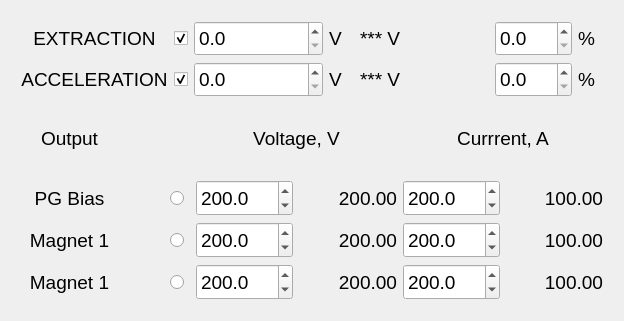
Above: Magnets_UI.ui from smertouh/1_MeV_UI_additional before the change. Below: the same form after it.
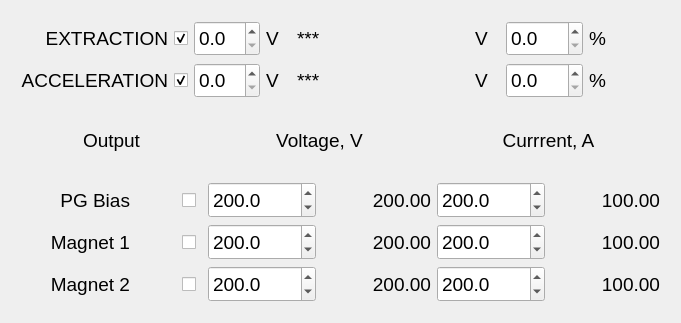
That is the form after the change. Icons and pictures are not drawn.

What changed in the file:
```diff
--- a/Magnets_UI.ui
+++ b/Magnets_UI.ui
@@ -6,8 +6,8 @@
    <rect>
     <x>0</x>
     <y>0</y>
-    <width>624</width>
-    <height>321</height>
+    <width>681</width>
+    <height>323</height>
    </rect>
   </property>
   <property name="sizePolicy">
@@ -18,14 +18,14 @@
   </property>
   <property name="minimumSize">
    <size>
-    <width>624</width>
-    <height>321</height>
+    <width>0</width>
+    <height>0</height>
    </size>
   </property>
   <property name="maximumSize">
    <size>
-    <width>624</width>
-    <height>321</height>
+    <width>16777215</width>
+    <height>16777215</height>
    </size>
   </property>
   <property name="font">
@@ -53,13 +53,173 @@
       <property name="rightMargin">
        <number>12</number>
       </property>
+      <item row="1" column="5">
+       <widget class="QLabel" name="label_39">
+        <property name="sizePolicy">
+         <sizepolicy hsizetype="Fixed" vsizetype="Fixed">
+          <horstretch>0</horstretch>
+          <verstretch>0</verstretch>
+         </sizepolicy>
+        </property>
+        <property name="minimumSize">
+         <size>
+          <width>25</width>
+          <height>35</height>
+         </size>
+        </property>
+        <property name="maximumSize">
+         <size>
+          <width>25</width>
+          <height>35</height>
+         </size>
+        </property>
+        <property name="font">
+         <font>
+          <pointsize>14</pointsize>
+         </font>
+        </property>
+        <property name="text">
+         <string>V</string>
+        </property>
+       </widget>
+      </item>
+      <item row="0" column="4">
+       <widget class="QLabel" name="label_34">
+        <property name="sizePolicy">
+         <sizepolicy hsizetype="Preferred" vsizetype="Fixed">
+          <horstretch>0</horstretch>
+          <verstretch>0</verstretch>
+         </sizepolicy>
+        </property>
+        <property name="minimumSize">
+         <size>
+          <width>0</width>
+          <height>35</height>
+         </size>
+        </property>
+        <property name="maximumSize">
+         <size>
+          <width>16777215</width>
+          <height>35</height>
+         </size>
+        </property>
+        <property name="font">
+         <font>
+          <pointsize>14</pointsize>
+         </font>
+        </property>
+        <property name="text">
+         <string>***</string>
+        </property>
+       </widget>
+      </item>
+      <item row="1" column="4">
+       <widget class="QLabel" name="label_36">
+        <property name="sizePolicy">
+         <sizepolicy hsizetype="Preferred" vsizetype="Fixed">
+          <horstretch>0</horstretch>
+          <verstretch>0</verstretch>
+         </sizepolicy>
+        </property>
+        <property name="minimumSize">
+         <size>
+          <width>0</width>
+          <height>35</height>
+         </size>
+        </property>
+        <property name="maximumSize">
+         <size>
+          <width>16777215</width>
+          <height>35</height>
+         </size>
+        </property>
+        <property name="font">
+         <font>
+          <pointsize>14</pointsize>
+         </font>
+        </property>
+        <property name="text">
+         <string>***</string>
+        </property>
+       </widget>
+      </item>
+      <item row="1" column="0">
+       <widget class="QLabel" name="label_22">
+        <property name="sizePolicy">
+         <sizepolicy hsizetype="Maximum" vsizetype="Fixed">
+          <horstretch>0</horstretch>
+          <verstretch>0</verstretch>
+         </sizepolicy>
+        </property>
+        <property name="minimumSize">
+         <size>
+          <width>0</width>
+          <height>35</height>
+         </size>
+        </property>
+        <property name="maximumSize">
+         <size>
+          <width>16777215</width>
+          <height>35</height>
+         </size>
+        </property>
+        <property name="font">
+         <font>
+          <pointsize>14</pointsize>
+          <weight>50</weight>
+          <bold>false</bold>
+         </font>
+        </property>
+        <property name="text">
+         <string>ACCELERATION</string>
+        </property>
+        <property name="alignment">
+         <set>Qt::AlignRight|Qt::AlignTrailing|Qt::AlignVCenter</set>
+        </property>
+       </widget>
+      </item>
+      <item row="0" column="0">
+       <widget class="QLabel" name="label_21">
+        <property name="sizePolicy">
+         <sizepolicy hsizetype="Minimum" vsizetype="Fixed">
+          <horstretch>0</horstretch>
+          <verstretch>0</verstretch>
+         </sizepolicy>
+        </property>
+        <property name="minimumSize">
+         <size>
+          <width>0</width>
+          <height>35</height>
+         </size>
+        </property>
+        <property name="maximumSize">
+         <size>
+          <width>16777215</width>
+          <height>35</height>
+         </size>
+        </property>
+        <property name="font">
+         <font>
+          <pointsize>14</pointsize>
+          <weight>50</weight>
+          <bold>false</bold>
+         </font>
+        </property>
+        <property name="text">
+         <string>EXTRACTION</string>
+        </property>
+        <property name="alignment">
+         <set>Qt::AlignRight|Qt::AlignTrailing|Qt::AlignVCenter</set>
+        </property>
+       </widget>
+      </item>
       <item row="0" column="2">
        <widget class="QDoubleSpinBox" name="doubleSpinBox_5">
         <property name="enabled">
          <bool>true</bool>
         </property>
         <property name="sizePolicy">
-         <sizepolicy hsizetype="Minimum" vsizetype="Fixed">
+         <sizepolicy hsizetype="Maximum" vsizetype="Fixed">
           <horstretch>0</horstretch>
           <verstretch>0</verstretch>
          </sizepolicy>
@@ -104,7 +264,7 @@
         </property>
        </widget>
       </item>
-      <item row="1" column="6">
+      <item row="1" column="7">
        <widget class="QLabel" name="label_37">
         <property name="sizePolicy">
          <sizepolicy hsizetype="Fixed" vsizetype="Fixed">
@@ -134,160 +294,28 @@
         </property>
        </widget>
       </item>
-      <item row="1" column="4">
-       <widget class="QLabel" name="label_36">
-        <property name="sizePolicy">
-         <sizepolicy hsizetype="Preferred" vsizetype="Fixed">
-          <horstretch>0</horstretch>
-          <verstretch>0</verstretch>
-         </sizepolicy>
-        </property>
-        <property name="minimumSize">
-         <size>
-          <width>0</width>
-          <height>35</height>
-         </size>
-        </property>
-        <property name="maximumSize">
-         <size>
-          <width>16777215</width>
-          <height>35</height>
-         </size>
-        </property>
-        <property name="font">
-         <font>
-          <pointsize>14</pointsize>
-         </font>
-        </property>
-        <property name="text">
-         <string>*** V</string>
-        </property>
-       </widget>
-      </item>
-      <item row="1" column="5">
-       <widget class="QDoubleSpinBox" name="doubleSpinBox_10">
+      <item row="0" column="1">
+       <widget class="QCheckBox" name="checkBox_2">
         <property name="sizePolicy">
          <sizepolicy hsizetype="Maximum" vsizetype="Fixed">
           <horstretch>0</horstretch>
           <verstretch>0</verstretch>
          </sizepolicy>
         </property>
-        <property name="minimumSize">
-         <size>
-          <width>0</width>
-          <height>35</height>
-         </size>
-        </property>
-        <property name="maximumSize">
-         <size>
-          <width>16777215</width>
-          <height>35</height>
-         </size>
-        </property>
         <property name="font">
          <font>
           <pointsize>14</pointsize>
          </font>
         </property>
-        <property name="keyboardTracking">
-         <bool>false</bool>
-        </property>
-        <property name="decimals">
-         <number>1</number>
-        </property>
-       </widget>
-      </item>
-      <item row="0" column="3">
-       <widget class="QLabel" name="label_19">
-        <property name="sizePolicy">
-         <sizepolicy hsizetype="Fixed" vsizetype="Fixed">
-          <horstretch>0</horstretch>
-          <verstretch>0</verstretch>
-         </sizepolicy>
-        </property>
-        <property name="minimumSize">
-         <size>
-          <width>25</width>
-          <height>35</height>
-         </size>
-        </property>
-        <property name="maximumSize">
-         <size>
-          <width>25</width>
-          <height>35</height>
-         </size>
-        </property>
-        <property name="font">
-         <font>
-          <pointsize>14</pointsize>
-         </font>
-        </property>
         <property name="text">
-         <string>V</string>
+         <string/>
         </property>
-       </widget>
-      </item>
-      <item row="0" column="4">
-       <widget class="QLabel" name="label_34">
-        <property name="sizePolicy">
-         <sizepolicy hsizetype="Preferred" vsizetype="Fixed">
-          <horstretch>0</horstretch>
-          <verstretch>0</verstretch>
-         </sizepolicy>
-        </property>
-        <property name="minimumSize">
-         <size>
-          <width>0</width>
-          <height>35</height>
-         </size>
-        </property>
-        <property name="maximumSize">
-         <size>
-          <width>16777215</width>
-          <height>35</height>
-         </size>
-        </property>
-        <property name="font">
-         <font>
-          <pointsize>14</pointsize>
-         </font>
-        </property>
-        <property name="text">
-         <string>*** V</string>
+        <property name="checked">
+         <bool>true</bool>
         </property>
        </widget>
       </item>
       <item row="0" column="6">
-       <widget class="QLabel" name="label_35">
-        <property name="sizePolicy">
-         <sizepolicy hsizetype="Fixed" vsizetype="Fixed">
-          <horstretch>0</horstretch>
-          <verstretch>0</verstretch>
-         </sizepolicy>
-        </property>
-        <property name="minimumSize">
-         <size>
-          <width>25</width>
-          <height>35</height>
-         </size>
-        </property>
-        <property name="maximumSize">
-         <size>
-          <width>25</width>
-          <height>35</height>
-         </size>
-        </property>
-        <property name="font">
-         <font>
-          <pointsize>14</pointsize>
-         </font>
-        </property>
-        <property name="text">
-         <string>%</string>
-        </property>
-       </widget>
-      </item>
-      <item row="0" column="5">
        <widget class="QDoubleSpinBox" name="doubleSpinBox_8">
         <property name="sizePolicy">
          <sizepolicy hsizetype="Maximum" vsizetype="Fixed">
@@ -320,13 +348,76 @@
         </property>
        </widget>
       </item>
+      <item row="1" column="6">
+       <widget class="QDoubleSpinBox" name="doubleSpinBox_10">
+        <property name="sizePolicy">
+         <sizepolicy hsizetype="Maximum" vsizetype="Fixed">
+          <horstretch>0</horstretch>
+          <verstretch>0</verstretch>
+         </sizepolicy>
+        </property>
+        <property name="minimumSize">
+         <size>
+          <width>0</width>
+          <height>35</height>
+         </size>
+        </property>
+        <property name="maximumSize">
+         <size>
+          <width>16777215</width>
+          <height>35</height>
+         </size>
+        </property>
+        <property name="font">
+         <font>
+          <pointsize>14</pointsize>
+         </font>
+        </property>
+        <property name="keyboardTracking">
+         <bool>false</bool>
+        </property>
+        <property name="decimals">
+         <number>1</number>
+        </property>
+       </widget>
+      </item>
+      <item row="0" column="7">
+       <widget class="QLabel" name="label_35">
+        <property name="sizePolicy">
+         <sizepolicy hsizetype="Fixed" vsizetype="Fixed">
+          <horstretch>0</horstretch>
+          <verstretch>0</verstretch>
+         </sizepolicy>
+        </property>
+        <property name="minimumSize">
+         <size>
+          <width>25</width>
+          <height>35</height>
+         </size>
+        </property>
+        <property name="maximumSize">
+         <size>
+          <width>25</width>
+          <height>35</height>
+         </size>
+        </property>
+        <property name="font">
+         <font>
+          <pointsize>14</pointsize>
+         </font>
+        </property>
+        <property name="text">
+         <string>%</string>
+        </property>
+       </widget>
+      </item>
       <item row="1" column="2">
        <widget class="QDoubleSpinBox" name="doubleSpinBox_9">
         <property name="enabled">
          <bool>true</bool>
         </property>
         <property name="sizePolicy">
-         <sizepolicy hsizetype="Minimum" vsizetype="Fixed">
+         <sizepolicy hsizetype="Maximum" vsizetype="Fixed">
           <horstretch>0</horstretch>
           <verstretch>0</verstretch>
          </sizepolicy>
@@ -371,27 +462,6 @@
         </property>
        </widget>
       </item>
-      <item row="0" column="1">
-       <widget class="QCheckBox" name="checkBox_2">
-        <property name="sizePolicy">
-         <sizepolicy hsizetype="Maximum" vsizetype="Fixed">
-          <horstretch>0</horstretch>
-          <verstretch>0</verstretch>
-         </sizepolicy>
-        </property>
-        <property name="font">
-         <font>
-          <pointsize>14</pointsize>
-         </font>
-        </property>
-        <property name="text">
-         <string/>
-        </property>
-        <property name="checked">
-         <bool>true</bool>
-        </property>
-       </widget>
-      </item>
       <item row="1" column="3">
        <widget class="QLabel" name="label_23">
         <property name="sizePolicy">
@@ -422,38 +492,33 @@
         </property>
        </widget>
       </item>
-      <item row="1" column="0">
-       <widget class="QLabel" name="label_22">
+      <item row="0" column="3">
+       <widget class="QLabel" name="label_19">
         <property name="sizePolicy">
-         <sizepolicy hsizetype="Preferred" vsizetype="Fixed">
+         <sizepolicy hsizetype="Fixed" vsizetype="Fixed">
           <horstretch>0</horstretch>
           <verstretch>0</verstretch>
          </sizepolicy>
         </property>
         <property name="minimumSize">
          <size>
-          <width>0</width>
+          <width>25</width>
           <height>35</height>
          </size>
         </property>
         <property name="maximumSize">
          <size>
-          <width>16777215</width>
+          <width>25</width>
           <height>35</height>
          </size>
         </property>
         <property name="font">
          <font>
           <pointsize>14</pointsize>
-          <weight>50</weight>
-          <bold>false</bold>
          </font>
         </property>
         <property name="text">
-         <string>ACCELERATION</string>
-        </property>
-        <property name="alignment">
-         <set>Qt::AlignCenter</set>
+         <string>V</string>
         </property>
        </widget>
       </item>
@@ -478,38 +543,179 @@
         </property>
        </widget>
       </item>
-      <item row="0" column="0">
-       <widget class="QLabel" name="label_21">
+      <item row="0" column="5">
+       <widget class="QLabel" name="label_38">
         <property name="sizePolicy">
-         <sizepolicy hsizetype="Preferred" vsizetype="Fixed">
+         <sizepolicy hsizetype="Fixed" vsizetype="Fixed">
           <horstretch>0</horstretch>
           <verstretch>0</verstretch>
          </sizepolicy>
         </property>
         <property name="minimumSize">
          <size>
-          <width>0</width>
+          <width>25</width>
           <height>35</height>
          </size>
         </property>
         <property name="maximumSize">
          <size>
-          <width>16777215</width>
+          <width>25</width>
           <height>35</height>
          </size>
         </property>
         <property name="font">
          <font>
           <pointsize>14</pointsize>
+         </font>
+        </property>
+        <property name="text">
+         <string>V</string>
+        </property>
+       </widget>
+      </item>
+      <item row="0" column="8">
+       <widget class="QPushButton" name="pushButton_43">
+        <property name="enabled">
+         <bool>true</bool>
+        </property>
+        <property name="sizePolicy">
+         <sizepolicy hsizetype="Fixed" vsizetype="Fixed">
+          <horstretch>0</horstretch>
+          <verstretch>0</verstretch>
+         </sizepolicy>
+        </property>
+        <property name="minimumSize">
+         <size>
+          <width>40</width>
+          <height>36</height>
+         </size>
+        </property>
+        <property name="maximumSize">
+         <size>
+          <width>40</width>
+          <height>36</height>
+         </size>
+        </property>
+        <property name="baseSize">
+         <size>
+          <width>40</width>
+          <height>36</height>
+         </size>
+        </property>
+        <property name="font">
+         <font>
+          <pointsize>14</pointsize>
           <weight>50</weight>
           <bold>false</bold>
          </font>
         </property>
+        <property name="styleSheet">
+         <string notr="true">QPushButton {
+    border-style: outset;
+}
+</string>
+        </property>
         <property name="text">
-         <string>EXTRACTION</string>
+         <string notr="true"/>
         </property>
-        <property name="alignment">
-         <set>Qt::AlignCenter</set>
+        <property name="icon">
+         <iconset>
+          <normaloff>leds/images48/ledred.png</normaloff>
+          <normalon>leds/images48/ledgreen.png</normalon>leds/images48/ledred.png</iconset>
+        </property>
+        <property name="iconSize">
+         <size>
+          <width>36</width>
+          <height>36</height>
+         </size>
+        </property>
+        <property name="checkable">
+         <bool>true</bool>
+        </property>
+        <property name="checked">
+         <bool>false</bool>
+        </property>
+        <property name="autoDefault">
+         <bool>false</bool>
+        </property>
+        <property name="default">
+         <bool>false</bool>
+        </property>
+        <property name="flat">
+         <bool>true</bool>
+        </property>
+       </widget>
+      </item>
+      <item row="1" column="8">
+       <widget class="QPushButton" name="pushButton_44">
+        <property name="enabled">
+         <bool>true</bool>
+        </property>
+        <property name="sizePolicy">
+         <sizepolicy hsizetype="Fixed" vsizetype="Fixed">
+          <horstretch>0</horstretch>
+          <verstretch>0</verstretch>
+         </sizepolicy>
+        </property>
+        <property name="minimumSize">
+         <size>
+          <width>40</width>
+          <height>36</height>
+         </size>
+        </property>
+        <property name="maximumSize">
+         <size>
+          <width>40</width>
+          <height>36</height>
+         </size>
+        </property>
+        <property name="baseSize">
+         <size>
+          <width>40</width>
+          <height>36</height>
+         </size>
+        </property>
+        <property name="font">
+         <font>
+          <pointsize>14</pointsize>
+          <weight>50</weight>
+          <bold>false</bold>
+         </font>
+        </property>
+        <property name="styleSheet">
+         <string notr="true">QPushButton {
+    border-style: outset;
+}
+</string>
+        </property>
+        <property name="text">
+         <string notr="true"/>
+        </property>
+        <property name="icon">
+         <iconset>
+          <normaloff>leds/images48/ledred.png</normaloff>
+          <normalon>leds/images48/ledgreen.png</normalon>leds/images48/ledred.png</iconset>
+        </property>
+        <property name="iconSize">
+         <size>
+          <width>36</width>
+          <height>36</height>
+         </size>
+        </property>
+        <property name="checkable">
+         <bool>true</bool>
+        </property>
+        <property name="checked">
+         <bool>false</bool>
+        </property>
+        <property name="autoDefault">
+         <bool>false</bool>
+        </property>
+        <property name="default">
+         <bool>false</bool>
+        </property>
+        <property name="flat">
+         <bool>true</bool>
         </property>
        </widget>
       </item>
@@ -539,7 +745,7 @@
          <string>Magnet 1</string>
         </property>
         <property name="alignment">
-         <set>Qt::AlignCenter</set>
+         <set>Qt::AlignRight|Qt::AlignTrailing|Qt::AlignVCenter</set>
         </property>
        </widget>
       </item>
@@ -647,7 +853,7 @@
          <bool>true</bool>
         </property>
         <property name="checked">
-         <bool>true</bool>
+         <bool>false</bool>
         </property>
         <property name="autoDefault">
          <bool>false</bool>
@@ -683,41 +889,6 @@
         </property>
        </widget>
       </item>
-      <item row="2" column="2">
-       <widget class="QRadioButton" name="radioButton_54">
-        <property name="sizePolicy">
-         <sizepolicy hsizetype="Fixed" vsizetype="Fixed">
-          <horstretch>0</horstretch>
-          <verstretch>0</verstretch>
-         </sizepolicy>
-        </property>
-        <property name="minimumSize">
-         <size>
-          <width>20</width>
-          <height>20</height>
-         </size>
-        </property>
-        <property name="maximumSize">
-         <size>
-          <width>20</width>
-          <height>20</height>
-         </size>
-        </property>
-        <property name="baseSize">
-         <size>
-          <width>20</width>
-          <height>20</height>
-         </size>
-        </property>
-        <property name="font">
-         <font>
-          <pointsize>14</pointsize>
-          <weight>50</weight>
-          <bold>false</bold>
-         </font>
-        </property>
-       </widget>
-      </item>
       <item row="0" column="5" colspan="2">
        <widget class="QLabel" name="label_70">
         <property name="font">
@@ -748,7 +919,7 @@
          <string>PG Bias</string>
         </property>
         <property name="alignment">
-         <set>Qt::AlignCenter</set>
+         <set>Qt::AlignRight|Qt::AlignTrailing|Qt::AlignVCenter</set>
         </property>
        </widget>
       </item>
@@ -856,7 +1027,7 @@
          <bool>true</bool>
         </property>
         <property name="checked">
-         <bool>true</bool>
+         <bool>false</bool>
         </property>
         <property name="autoDefault">
          <bool>false</bool>
@@ -869,41 +1040,6 @@
         </property>
        </widget>
       </item>
-      <item row="1" column="2">
-       <widget class="QRadioButton" name="radioButton_52">
-        <property name="sizePolicy">
-         <sizepolicy hsizetype="Fixed" vsizetype="Fixed">
-          <horstretch>0</horstretch>
-          <verstretch>0</verstretch>
-         </sizepolicy>
-        </property>
-        <property name="minimumSize">
-         <size>
-          <width>20</width>
-          <height>20</height>
-         </size>
-        </property>
-        <property name="maximumSize">
-         <size>
-          <width>20</width>
-          <height>20</height>
-         </size>
-        </property>
-        <property name="baseSize">
-         <size>
-          <width>20</width>
-          <height>20</height>
-         </size>
-        </property>
-        <property name="font">
-         <font>
-          <pointsize>14</pointsize>
-          <weight>50</weight>
-          <bold>false</bold>
-         </font>
-        </property>
-       </widget>
-      </item>
       <item row="1" column="4">
        <widget class="QLabel" name="label_140">
         <property name="font">
@@ -944,23 +1080,6 @@
         </property>
        </widget>
       </item>
-      <item row="0" column="0">
-       <widget class="QLabel" name="label_139">
-        <property name="font">
-         <font>
-          <pointsize>14</pointsize>
-          <weight>50</weight>
-          <bold>false</bold>
-         </font>
-        </property>
-        <property name="text">
-         <string>Output</string>
-        </property>
-        <property name="alignment">
-         <set>Qt::AlignCenter</set>
-        </property>
-       </widget>
-      </item>
       <item row="1" column="6">
        <widget class="QLabel" name="label_142">
         <property name="font">
@@ -1105,10 +1224,10 @@
          </font>
         </property>
         <property name="text">
-         <string>Magnet 1</string>
+         <string>Magnet 2</string>
         </property>
         <property name="alignment">
-         <set>Qt::AlignCenter</set>
+         <set>Qt::AlignRight|Qt::AlignTrailing|Qt::AlignVCenter</set>
         </property>
        </widget>
       </item>
@@ -1172,7 +1291,7 @@
          <bool>true</bool>
         </property>
         <property name="checked">
-         <bool>true</bool>
+         <bool>false</bool>
         </property>
         <property name="autoDefault">
          <bool>false</bool>
@@ -1185,41 +1304,6 @@
         </property>
        </widget>
       </item>
-      <item row="3" column="2">
-       <widget class="QRadioButton" name="radioButton_55">
-        <property name="sizePolicy">
-         <sizepolicy hsizetype="Fixed" vsizetype="Fixed">
-          <horstretch>0</horstretch>
-          <verstretch>0</verstretch>
-         </sizepolicy>
-        </property>
-        <property name="minimumSize">
-         <size>
-          <width>20</width>
-          <height>20</height>
-         </size>
-        </property>
-        <property name="maximumSize">
-         <size>
-          <width>20</width>
-          <height>20</height>
-         </size>
-        </property>
-        <property name="baseSize">
-         <size>
-          <width>20</width>
-          <height>20</height>
-         </size>
-        </property>
-        <property name="font">
-         <font>
-          <pointsize>14</pointsize>
-          <weight>50</weight>
-          <bold>false</bold>
-         </font>
-        </property>
-       </widget>
-      </item>
       <item row="3" column="3">
        <widget class="QDoubleSpinBox" name="doubleSpinBox_54">
         <property name="sizePolicy">
@@ -1354,6 +1438,128 @@
         </property>
        </widget>
       </item>
+      <item row="0" column="0" colspan="3">
+       <widget class="QLabel" name="label_139">
+        <property name="font">
+         <font>
+          <pointsize>14</pointsize>
+          <weight>50</weight>
+          <bold>false</bold>
+         </font>
+        </property>
+        <property name="text">
+         <string>Output</string>
+        </property>
+        <property name="alignment">
+         <set>Qt::AlignCenter</set>
+        </property>
+       </widget>
+      </item>
+      <item row="1" column="2">
+       <widget class="QCheckBox" name="checkBox_52">
+        <property name="sizePolicy">
+         <sizepolicy hsizetype="Fixed" vsizetype="Fixed">
+          <horstretch>0</horstretch>
+          <verstretch>0</verstretch>
+         </sizepolicy>
+        </property>
+        <property name="minimumSize">
+         <size>
+          <width>20</width>
+          <height>20</height>
+         </size>
+        </property>
+        <property name="maximumSize">
+         <size>
+          <width>20</width>
+          <height>20</height>
+         </size>
+        </property>
+        <property name="baseSize">
+         <size>
+          <width>20</width>
+          <height>20</height>
+         </size>
+        </property>
+        <property name="font">
+         <font>
+          <pointsize>14</pointsize>
+          <weight>50</weight>
+          <bold>false</bold>
+         </font>
+        </property>
+       </widget>
+      </item>
+      <item row="2" column="2">
+       <widget class="QCheckBox" name="checkBox_54">
+        <property name="sizePolicy">
+         <sizepolicy hsizetype="Fixed" vsizetype="Fixed">
+          <horstretch>0</horstretch>
+          <verstretch>0</verstretch>
+         </sizepolicy>
+        </property>
+        <property name="minimumSize">
+         <size>
+          <width>20</width>
+          <height>20</height>
+         </size>
+        </property>
+        <property name="maximumSize">
+         <size>
+          <width>20</width>
+          <height>20</height>
+         </size>
+        </property>
+        <property name="baseSize">
+         <size>
+          <width>20</width>
+          <height>20</height>
+         </size>
+        </property>
+        <property name="font">
+         <font>
+          <pointsize>14</pointsize>
+          <weight>50</weight>
+          <bold>false</bold>
+         </font>
+        </property>
+       </widget>
+      </item>
+      <item row="3" column="2">
+       <widget class="QCheckBox" name="checkBox_55">
+        <property name="sizePolicy">
+         <sizepolicy hsizetype="Fixed" vsizetype="Fixed">
+          <horstretch>0</horstretch>
+          <verstretch>0</verstretch>
+         </sizepolicy>
+        </property>
+        <property name="minimumSize">
+         <size>
+          <width>20</width>
+          <height>20</height>
+         </size>
+        </property>
+        <property name="maximumSize">
+         <size>
+          <width>20</width>
+          <height>20</height>
+         </size>
+        </property>
+        <property name="baseSize">
+         <size>
+          <width>20</width>
+          <height>20</height>
+         </size>
+        </property>
+        <property name="font">
+         <font>
+          <pointsize>14</pointsize>
+          <weight>50</weight>
+          <bold>false</bold>
+         </font>
+        </property>
+       </widget>
+      </item>
      </layout>
     </item>
    </layout>
```
